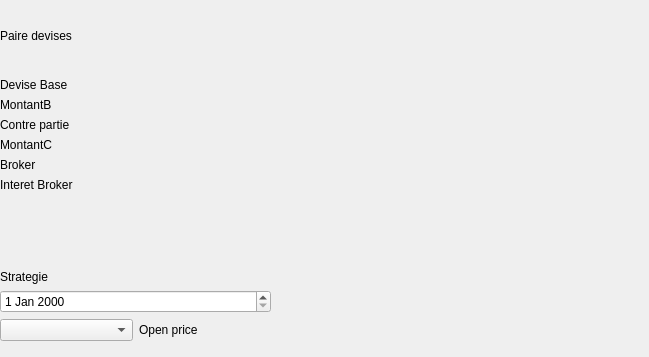
First picture: the form in source/TradingSimulator/modeautowidget.ui, repository VSahanaa/LO21_TrandingSimulator, before the edit.
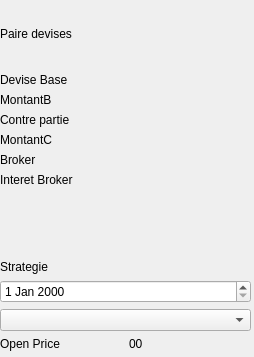
Second picture: the form after the edit.

Diff of the .ui file:
```diff
--- a/source/TradingSimulator/modeautowidget.ui
+++ b/source/TradingSimulator/modeautowidget.ui
@@ -6,7 +6,7 @@
    <rect>
     <x>0</x>
     <y>0</y>
-    <width>649</width>
+    <width>254</width>
     <height>357</height>
    </rect>
   </property>
@@ -18,8 +18,8 @@
     <rect>
      <x>0</x>
      <y>0</y>
-     <width>271</width>
-     <height>341</height>
+     <width>251</width>
+     <height>351</height>
     </rect>
    </property>
    <layout class="QVBoxLayout" name="VL_menu_2">
@@ -129,10 +129,21 @@
           </property>
          </widget>
         </item>
+       </layout>
+      </item>
+      <item>
+       <layout class="QHBoxLayout" name="horizontalLayout_3">
+        <item>
+         <widget class="QLabel" name="label">
+          <property name="text">
+           <string>Open Price</string>
+          </property>
+         </widget>
+        </item>
         <item>
          <widget class="QLabel" name="openPrice">
           <property name="text">
-           <string>Open price</string>
+           <string>00</string>
           </property>
          </widget>
         </item>
```
